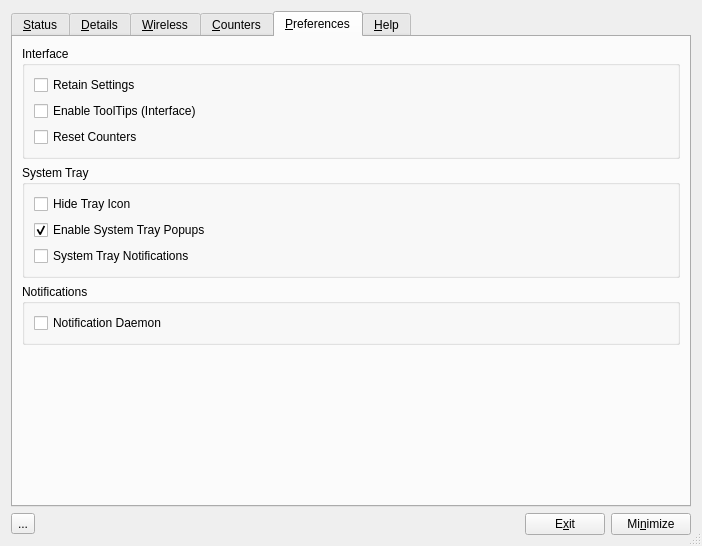
First picture: the form in code/control_box/ui/controlbox.ui, repository andrew-bibb/cmst, before the edit.
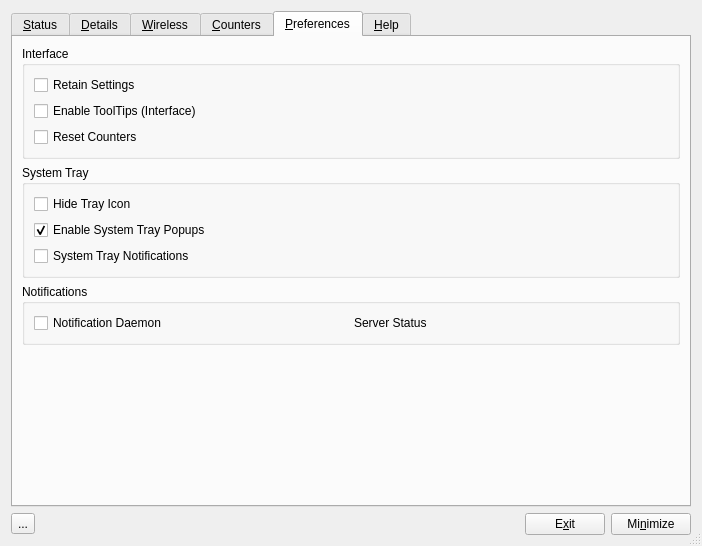
Second picture: the form after the edit. The open tabs and pages were chosen to show the change. Icons and pictures are not drawn.

Commit message: ui shows info about notification server

Diff of the .ui file:
```diff
--- a/code/control_box/ui/controlbox.ui
+++ b/code/control_box/ui/controlbox.ui
@@ -917,7 +917,7 @@
          <property name="title">
           <string>Notifications</string>
          </property>
-         <layout class="QVBoxLayout" name="verticalLayout_12">
+         <layout class="QHBoxLayout" name="horizontalLayout_4">
           <item>
            <widget class="QCheckBox" name="checkBox_notifydaemon">
             <property name="enabled">
@@ -934,6 +934,13 @@
             </property>
            </widget>
           </item>
+          <item>
+           <widget class="QLabel" name="label_serverstatus">
+            <property name="text">
+             <string>Server Status</string>
+            </property>
+           </widget>
+          </item>
          </layout>
         </widget>
        </item>
```
Left out of the diff: 1 changed line with no effect on the pictures. The commit also changes 3 other files.
